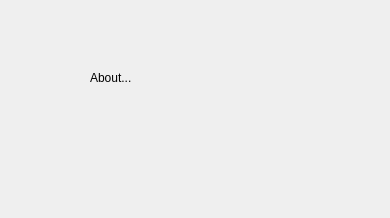
Qt form ola/client/auth/about_form.ui (myapps-directory/myapps-client) before a commit.
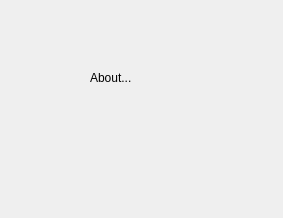
The same form after that commit.

The edit to the form file:
```diff
--- a/ola/client/auth/about_form.ui
+++ b/ola/client/auth/about_form.ui
@@ -6,7 +6,7 @@
    <rect>
     <x>0</x>
     <y>0</y>
-    <width>390</width>
+    <width>283</width>
     <height>218</height>
    </rect>
   </property>
```
